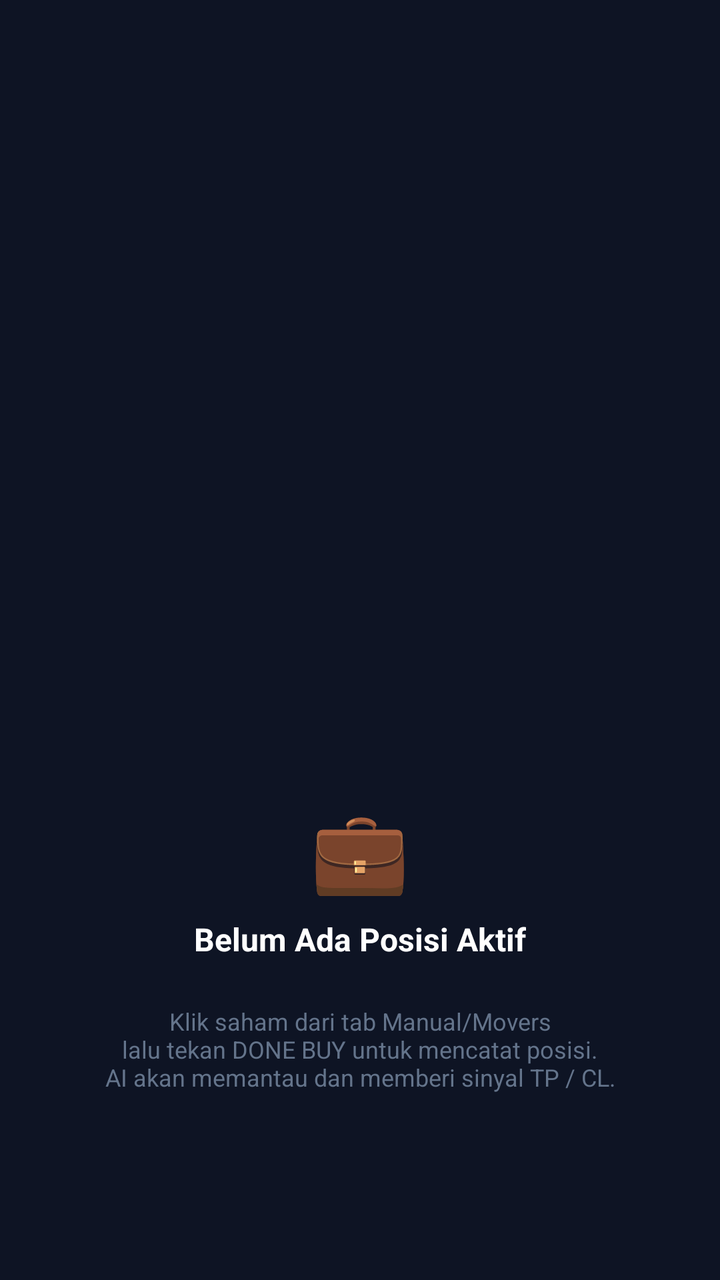
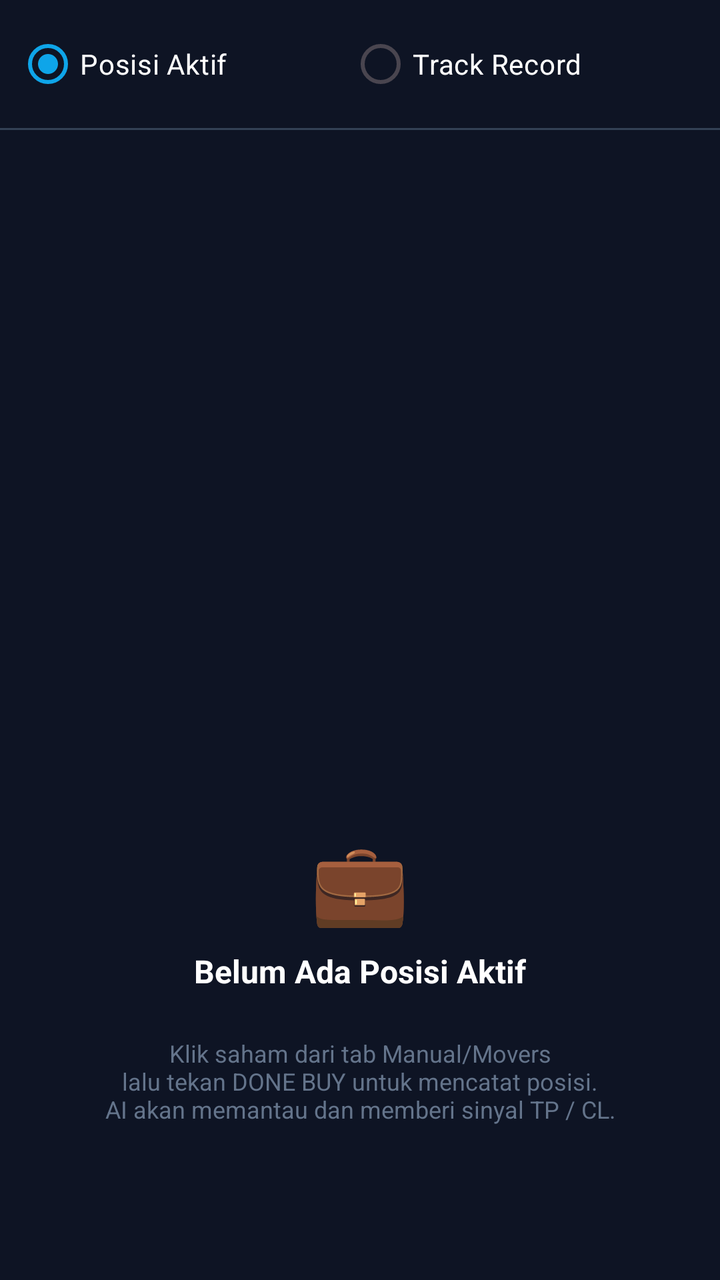

An Android layout rendered at two revisions. The XML below is the earlier revision; the diff shows what the commit changed to produce the second picture.
<!-- AndroidManifest.xml: application theme Theme.AppScalping -->
<!-- res/layout/fragment_portfolio.xml -->
<?xml version="1.0" encoding="utf-8"?>
<LinearLayout xmlns:android="http://schemas.android.com/apk/res/android"
    android:layout_width="match_parent"
    android:layout_height="match_parent"
    android:orientation="vertical"
    android:background="@color/bg_panel">

    <androidx.recyclerview.widget.RecyclerView
        android:id="@+id/rvPortfolio"
        android:layout_width="match_parent"
        android:layout_height="0dp"
        android:layout_weight="1"
        android:clipToPadding="false"
        android:paddingTop="4dp"
        android:paddingBottom="8dp" />

    
    <LinearLayout
        android:id="@+id/layoutPortfolioEmpty"
        android:layout_width="match_parent"
        android:layout_height="0dp"
        android:layout_weight="1"
        android:gravity="center"
        android:orientation="vertical"
        android:visibility="visible">

        <TextView
            android:layout_width="wrap_content"
            android:layout_height="wrap_content"
            android:text="💼"
            android:textSize="40sp" />

        <TextView
            android:layout_width="wrap_content"
            android:layout_height="wrap_content"
            android:layout_marginTop="8dp"
            android:text="Belum Ada Posisi Aktif"
            android:textColor="@color/text_primary"
            android:textSize="16sp"
            android:textStyle="bold" />

        <TextView
            android:layout_width="wrap_content"
            android:layout_height="wrap_content"
            android:layout_marginTop="6dp"
            android:gravity="center"
            android:padding="16dp"
            android:text="Klik saham dari tab Manual/Movers\nlalu tekan DONE BUY untuk mencatat posisi.\nAI akan memantau dan memberi sinyal TP / CL."
            android:textColor="@color/text_muted"
            android:textSize="12sp" />

    </LinearLayout>

</LinearLayout>
<!-- resources referenced by this layout -->
<resources>
  <color name="bg_panel">#0E1424</color>
  <color name="text_muted">#64748B</color>
  <color name="text_primary">#FFFFFF</color>
  <style name="Theme.AppScalping" parent="Theme.Material3.DayNight.NoActionBar">
          <item name="android:statusBarColor">@color/bg_panel</item>
          <item name="android:windowLightStatusBar">false</item>
          <item name="android:navigationBarColor">@color/bg_panel</item>
          <item name="colorPrimary">@color/brand_primary</item>
          <item name="colorSecondary">@color/brand_accent</item>
      </style>
  <color name="brand_primary">#0EA5E9</color>
  <color name="brand_accent">#38BDF8</color>
</resources>

<!-- the commit's change to res/layout/fragment_portfolio.xml (unified diff, before → after) -->
@@ -4,6 +4,40 @@
     android:layout_height="match_parent"
     android:orientation="vertical"
     android:background="@color/bg_panel">
+
+    <RadioGroup
+        android:id="@+id/rgPortfolioMode"
+        android:layout_width="match_parent"
+        android:layout_height="wrap_content"
+        android:orientation="horizontal"
+        android:padding="8dp"
+        android:background="@color/bg_panel"
+        android:gravity="center">
+
+        <RadioButton
+            android:id="@+id/rbActive"
+            android:layout_width="wrap_content"
+            android:layout_height="wrap_content"
+            android:layout_weight="1"
+            android:text="Posisi Aktif"
+            android:checked="true"
+            android:buttonTint="@color/text_primary"
+            android:textColor="@color/text_primary" />
+
+        <RadioButton
+            android:id="@+id/rbHistory"
+            android:layout_width="wrap_content"
+            android:layout_height="wrap_content"
+            android:layout_weight="1"
+            android:text="Track Record"
+            android:buttonTint="@color/text_primary"
+            android:textColor="@color/text_primary" />
+    </RadioGroup>
+
+    <View
+        android:layout_width="match_parent"
+        android:layout_height="1dp"
+        android:background="@color/divider_color" />
 
     <androidx.recyclerview.widget.RecyclerView
         android:id="@+id/rvPortfolio"
<!-- resource entries referenced after the edit -->
@@ -1,6 +1,7 @@
 <!-- resources referenced by this layout -->
 <resources>
   <color name="bg_panel">#0E1424</color>
+  <color name="divider_color">#334155</color>
   <color name="text_muted">#64748B</color>
   <color name="text_primary">#FFFFFF</color>
   <style name="Theme.AppScalping" parent="Theme.Material3.DayNight.NoActionBar">
